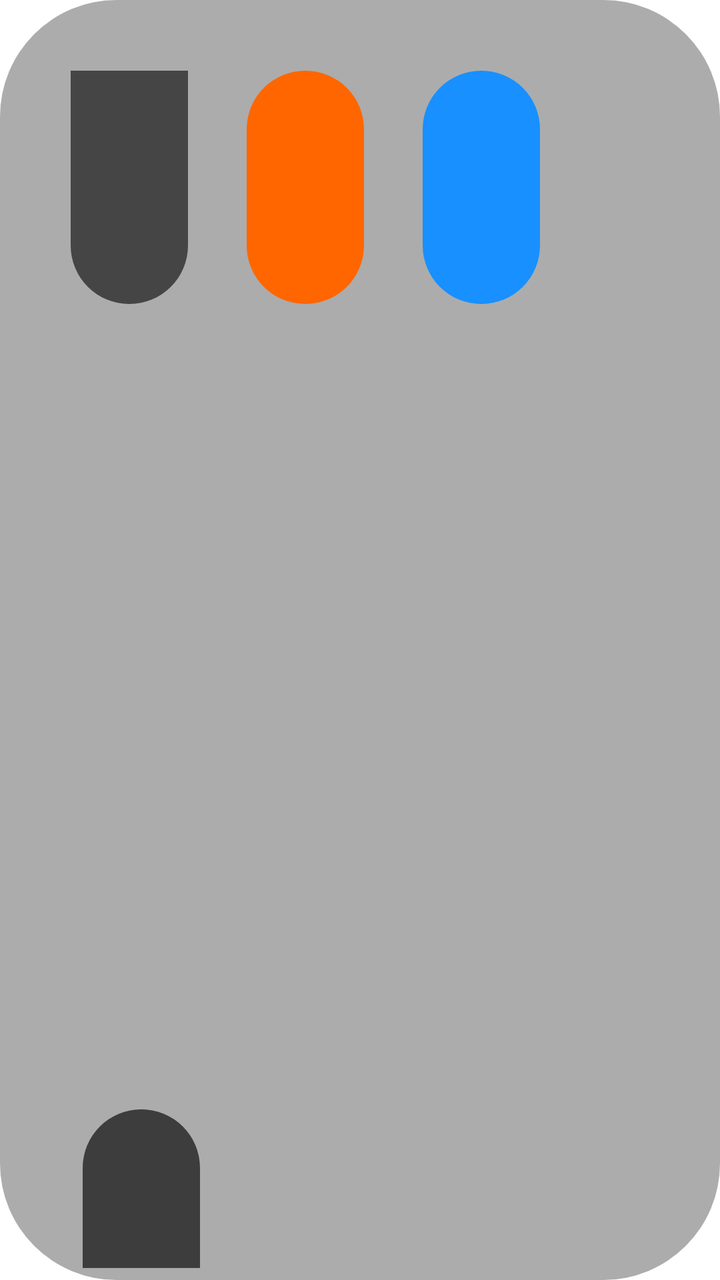
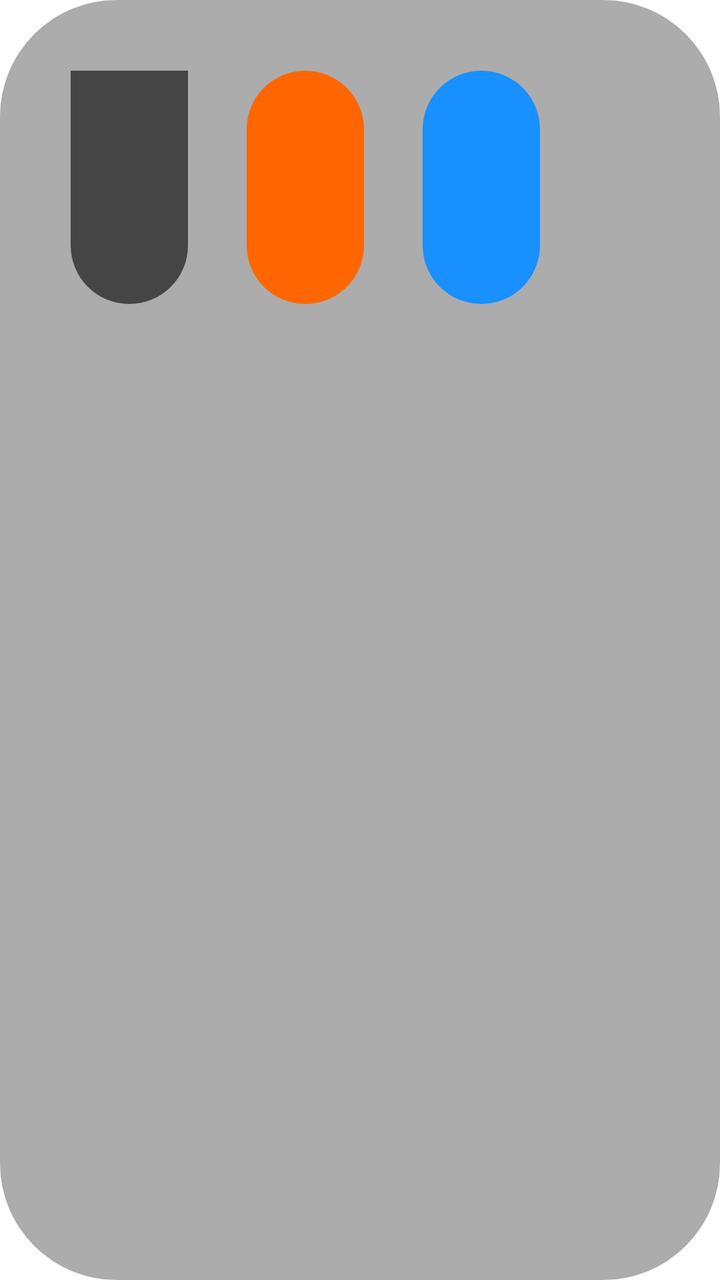

Two renders of the same Android screen: before a commit and after it. Below are the layout's source before the change and the commit's diff.
<!-- AndroidManifest.xml: application theme AppTheme.NoActionBar -->
<!-- res/layout/item_grid.xml -->
<?xml version="1.0" encoding="utf-8"?>
<FrameLayout xmlns:android="http://schemas.android.com/apk/res/android"
    android:layout_width="match_parent"
    android:layout_height="wrap_content"
    android:background="@drawable/shape_user_focus"
    android:focusable="true"
    android:padding="@dimen/vs_1">

    <FrameLayout
        android:layout_width="match_parent"
        android:layout_height="@dimen/vs_150">

        <ImageView
            android:id="@+id/ivThumb"
            android:layout_width="match_parent"
            android:layout_height="match_parent"
            android:padding="@dimen/vs_1"
            android:scaleType="fitXY" />

        <LinearLayout
            android:layout_width="wrap_content"
            android:layout_height="wrap_content"
            android:layout_marginLeft="@dimen/vs_5"
            android:layout_marginTop="@dimen/vs_5"
            android:layout_marginRight="@dimen/vs_5"
            android:orientation="horizontal">

            <TextView
                android:id="@+id/tvYear"
                android:layout_width="wrap_content"
                android:layout_height="wrap_content"
                android:layout_marginEnd="@dimen/vs_5"
                android:layout_marginRight="@dimen/vs_5"
                android:background="@drawable/shape_thumb_bottom_name"
                android:ellipsize="end"
                android:gravity="center"
                android:paddingLeft="@dimen/vs_5"
                android:paddingRight="@dimen/vs_5"
                android:singleLine="true"
                android:textColor="@android:color/white"
                android:textSize="@dimen/ts_22" />

            <TextView
                android:id="@+id/tvArea"
                android:layout_width="wrap_content"
                android:layout_height="wrap_content"
                android:layout_marginEnd="@dimen/vs_5"
                android:layout_marginRight="@dimen/vs_5"
                android:background="@drawable/shape_thumb_lang"
                android:ellipsize="end"
                android:gravity="center"
                android:paddingLeft="@dimen/vs_5"
                android:paddingRight="@dimen/vs_5"
                android:singleLine="true"
                android:textColor="@android:color/white"
                android:textSize="@dimen/ts_22" />

            <TextView
                android:id="@+id/tvLang"
                android:layout_width="wrap_content"
                android:layout_height="wrap_content"
                android:layout_marginEnd="@dimen/vs_5"
                android:layout_marginRight="@dimen/vs_5"
                android:background="@drawable/shape_thumb_year"
                android:ellipsize="end"
                android:gravity="center"
                android:paddingLeft="@dimen/vs_5"
                android:paddingRight="@dimen/vs_5"
                android:singleLine="true"
                android:textColor="@android:color/white"
                android:textSize="@dimen/ts_22" />

        </LinearLayout>


        <LinearLayout
            android:layout_width="match_parent"
            android:layout_height="wrap_content"
            android:layout_gravity="bottom"
            android:orientation="vertical"
            android:padding="@dimen/vs_1">

            <TextView
                android:id="@+id/tvNote"
                android:layout_width="wrap_content"
                android:layout_height="wrap_content"
                android:layout_gravity="bottom"
                android:layout_marginLeft="@dimen/vs_5"
                android:layout_marginRight="@dimen/vs_5"
                android:layout_marginBottom="@dimen/vs_5"
                android:background="@drawable/shape_thumb_note"
                android:ellipsize="end"
                android:gravity="center"
                android:paddingLeft="@dimen/vs_5"
                android:paddingRight="@dimen/vs_5"
                android:singleLine="true"
                android:textColor="@android:color/white"
                android:textSize="@dimen/ts_22" />

            <TextView
                android:id="@+id/tvName"
                android:layout_width="match_parent"
                android:layout_height="wrap_content"
                android:background="@drawable/shape_thumb_bottom_name"
                android:ellipsize="marquee"
                android:gravity="center"
                android:marqueeRepeatLimit="marquee_forever"
                android:padding="@dimen/vs_5"
                android:singleLine="true"
                android:text="Title"
                android:textColor="@android:color/white"
                android:textSize="@dimen/ts_22" />

            <TextView
                android:id="@+id/tvActor"
                android:layout_width="match_parent"
                android:layout_height="wrap_content"
                android:background="@drawable/shape_thumb_bottom_name"
                android:ellipsize="end"
                android:gravity="top"
                android:padding="@dimen/vs_5"
                android:singleLine="true"
                android:textColor="@android:color/white"
                android:textSize="@dimen/ts_16"
                android:visibility="gone" />
        </LinearLayout>
        
        <FrameLayout
            android:id="@+id/delFrameLayout"
            android:layout_width="match_parent"
            android:layout_height="match_parent"
            android:background="@drawable/shape_user_delete"
            android:layout_gravity="center"
            android:visibility="gone">

            <ImageView
                android:id="@+id/imageView"
                android:layout_width="@dimen/vs_80"
                android:layout_height="@dimen/vs_80"
                android:layout_gravity="center"
                android:layout_marginBottom="@dimen/vs_20"
                android:src="@drawable/icon_delete" />
        </FrameLayout>
        
    </FrameLayout>
</FrameLayout>
<!-- resources referenced by this layout -->
<resources>
  <dimen name="ts_16">12mm</dimen>
  <dimen name="ts_22">15mm</dimen>
  <dimen name="vs_1">1mm</dimen>
  <dimen name="vs_150">150mm</dimen>
  <dimen name="vs_20">20mm</dimen>
  <dimen name="vs_5">5mm</dimen>
  <dimen name="vs_80">80mm</dimen>
  <!-- drawable icon_delete (drawable) -->
  <vector android:height="24dp" android:tint="#FFFFFF"
      android:viewportHeight="24" android:viewportWidth="24"
      android:width="24dp" xmlns:android="http://schemas.android.com/apk/res/android">
    <path android:fillColor="@android:color/white" android:pathData="M6,19c0,1.1 0.9,2 2,2h8c1.1,0 2,-0.9 2,-2L18,7L6,7v12zM8,9h8v10L8,19L8,9zM15.5,4l-1,-1h-5l-1,1L5,4v2h14L19,4z"/>
  </vector>
  <!-- drawable shape_thumb_bottom_name (drawable) -->
  <?xml version="1.0" encoding="utf-8"?>
  <shape xmlns:android="http://schemas.android.com/apk/res/android">
      <corners
          android:bottomLeftRadius="@dimen/vs_10"
          android:bottomRightRadius="@dimen/vs_10" />
      <solid android:color="@color/color_99000000" />
  </shape>
  <!-- drawable shape_thumb_lang (drawable) -->
  <?xml version="1.0" encoding="utf-8"?>
  <shape xmlns:android="http://schemas.android.com/apk/res/android">
      <solid android:color="@color/color_FFB800" />
      <corners android:radius="5mm" />
  </shape>
  <!-- drawable shape_thumb_note (drawable) -->
  <?xml version="1.0" encoding="utf-8"?>
  <shape xmlns:android="http://schemas.android.com/apk/res/android">
      <solid android:color="@color/color_3D3D3D" />
      <corners android:radius="5mm" />
  </shape>
  <!-- drawable shape_thumb_year (drawable) -->
  <?xml version="1.0" encoding="utf-8"?>
  <shape xmlns:android="http://schemas.android.com/apk/res/android">
      <solid android:color="@color/color_1890FF" />
      <corners android:radius="5mm" />
  </shape>
  <!-- drawable shape_user_delete (drawable) -->
  <?xml version="1.0" encoding="UTF-8"?>
  <shape xmlns:android="http://schemas.android.com/apk/res/android" android:shape="rectangle" >
  
      <gradient
          android:startColor="@color/color_000000_30"
          android:centerColor="@color/color_000000_60"
          android:endColor="@color/color_000000_30"
          android:angle="90" />
       <corners
          android:radius="@dimen/vs_10"/>
  
  </shape>
  <!-- drawable shape_user_focus (drawable) -->
  <?xml version="1.0" encoding="utf-8"?>
  <selector xmlns:android="http://schemas.android.com/apk/res/android">
      <item android:state_focused="true">
          <shape>
              <corners android:radius="10mm" />
              <stroke android:width="2mm" android:color="@color/color_FFFFFF" />
              <solid android:color="@color/color_6C3D3D3D" />
          </shape>
      </item>
      <item android:state_focused="false">
          <shape>
              <corners android:radius="10mm" />
              <solid android:color="@color/color_6C3D3D3D"/>
          </shape>
      </item>
  </selector>
  <dimen name="vs_10">10mm</dimen>
  <color name="color_99000000">#99000000</color>
  <color name="color_FFB800">#FF6600</color>
  <color name="color_3D3D3D">#3D3D3D</color>
  <color name="color_1890FF">#1890FF</color>
  <color name="color_000000_30">#48000000</color>
  <color name="color_000000_60">#99000000</color>
  <color name="color_FFFFFF">#ffffffff</color>
  <color name="color_6C3D3D3D">#6c3d3d3d</color>
  <style name="AppTheme" parent="Theme.AppCompat.Light.DarkActionBar">
          
          <item name="colorPrimary">@color/color_6200EE</item>
          <item name="colorPrimaryDark">@color/color_3700B3</item>
          <item name="colorAccent">@color/color_03DAC5</item>
      </style>
  <color name="color_6200EE">#6200EE</color>
  <color name="color_3700B3">#3700B3</color>
  <color name="color_03DAC5">#03DAC5</color>
  <!-- unchanged entries left out for length: 1 -->
</resources>

<!-- the commit's change to res/layout/item_grid.xml (unified diff, before → after) -->
@@ -1,14 +1,16 @@
 <?xml version="1.0" encoding="utf-8"?>
-<FrameLayout xmlns:android="http://schemas.android.com/apk/res/android"
+<LinearLayout xmlns:android="http://schemas.android.com/apk/res/android"
     android:layout_width="match_parent"
     android:layout_height="wrap_content"
     android:background="@drawable/shape_user_focus"
     android:focusable="true"
+    android:orientation="vertical"
     android:padding="@dimen/vs_1">
 
+    
     <FrameLayout
         android:layout_width="match_parent"
-        android:layout_height="@dimen/vs_150">
+        android:layout_height="@dimen/vs_110">
 
         <ImageView
             android:id="@+id/ivThumb"
@@ -72,59 +74,6 @@
 
         </LinearLayout>
 
-
-        <LinearLayout
-            android:layout_width="match_parent"
-            android:layout_height="wrap_content"
-            android:layout_gravity="bottom"
-            android:orientation="vertical"
-            android:padding="@dimen/vs_1">
-
-            <TextView
-                android:id="@+id/tvNote"
-                android:layout_width="wrap_content"
-                android:layout_height="wrap_content"
-                android:layout_gravity="bottom"
-                android:layout_marginLeft="@dimen/vs_5"
-                android:layout_marginRight="@dimen/vs_5"
-                android:layout_marginBottom="@dimen/vs_5"
-                android:background="@drawable/shape_thumb_note"
-                android:ellipsize="end"
-                android:gravity="center"
-                android:paddingLeft="@dimen/vs_5"
-                android:paddingRight="@dimen/vs_5"
-                android:singleLine="true"
-                android:textColor="@android:color/white"
-                android:textSize="@dimen/ts_22" />
-
-            <TextView
-                android:id="@+id/tvName"
-                android:layout_width="match_parent"
-                android:layout_height="wrap_content"
-                android:background="@drawable/shape_thumb_bottom_name"
-                android:ellipsize="marquee"
-                android:gravity="center"
-                android:marqueeRepeatLimit="marquee_forever"
-                android:padding="@dimen/vs_5"
-                android:singleLine="true"
-                android:text="Title"
-                android:textColor="@android:color/white"
-                android:textSize="@dimen/ts_22" />
-
-            <TextView
-                android:id="@+id/tvActor"
-                android:layout_width="match_parent"
-                android:layout_height="wrap_content"
-                android:background="@drawable/shape_thumb_bottom_name"
-                android:ellipsize="end"
-                android:gravity="top"
-                android:padding="@dimen/vs_5"
-                android:singleLine="true"
-                android:textColor="@android:color/white"
-                android:textSize="@dimen/ts_16"
-                android:visibility="gone" />
-        </LinearLayout>
-        
         <FrameLayout
             android:id="@+id/delFrameLayout"
             android:layout_width="match_parent"
@@ -141,6 +90,63 @@
                 android:layout_marginBottom="@dimen/vs_20"
                 android:src="@drawable/icon_delete" />
         </FrameLayout>
-        
+
     </FrameLayout>
-</FrameLayout>
+
+    
+    <LinearLayout
+        android:layout_width="match_parent"
+        android:layout_height="@dimen/vs_45"
+        android:gravity="bottom"
+        android:orientation="vertical"
+        android:padding="@dimen/vs_1">
+
+        <TextView
+            android:id="@+id/tvNote"
+            android:layout_width="wrap_content"
+            android:layout_height="wrap_content"
+            android:layout_marginLeft="@dimen/vs_5"
+            android:layout_marginRight="@dimen/vs_5"
+            android:layout_marginBottom="@dimen/vs_2"
+            android:background="@drawable/shape_thumb_note"
+            android:ellipsize="end"
+            android:gravity="center"
+            android:paddingLeft="@dimen/vs_5"
+            android:paddingRight="@dimen/vs_5"
+            android:singleLine="true"
+            android:textColor="@android:color/white"
+            android:textSize="@dimen/ts_22" />
+
+        <TextView
+            android:id="@+id/tvName"
+            android:layout_width="match_parent"
+            android:layout_height="wrap_content"
+            android:background="@drawable/shape_thumb_bottom_name"
+            android:ellipsize="end"
+            android:gravity="center"
+            android:paddingLeft="@dimen/vs_5"
+            android:paddingRight="@dimen/vs_5"
+            android:paddingTop="@dimen/vs_2"
+            android:paddingBottom="@dimen/vs_2"
+            android:singleLine="true"
+            android:text="Title"
+            android:textColor="@android:color/white"
+            android:textSize="@dimen/ts_22" />
+
+        <TextView
+            android:id="@+id/tvActor"
+            android:layout_width="match_parent"
+            android:layout_height="wrap_content"
+            android:background="@drawable/shape_thumb_bottom_name"
+            android:ellipsize="end"
+            android:gravity="top"
+            android:paddingLeft="@dimen/vs_5"
+            android:paddingRight="@dimen/vs_5"
+            android:paddingTop="@dimen/vs_2"
+            android:paddingBottom="@dimen/vs_2"
+            android:singleLine="true"
+            android:textColor="@android:color/white"
+            android:textSize="@dimen/ts_16"
+            android:visibility="gone" />
+    </LinearLayout>
+</LinearLayout>
<!-- resource entries referenced after the edit -->
@@ -3,8 +3,10 @@
   <dimen name="ts_16">12mm</dimen>
   <dimen name="ts_22">15mm</dimen>
   <dimen name="vs_1">1mm</dimen>
-  <dimen name="vs_150">150mm</dimen>
+  <dimen name="vs_110">110mm</dimen>
+  <dimen name="vs_2">2mm</dimen>
   <dimen name="vs_20">20mm</dimen>
+  <dimen name="vs_45">45mm</dimen>
   <dimen name="vs_5">5mm</dimen>
   <dimen name="vs_80">80mm</dimen>
   <!-- drawable icon_delete (drawable) -->
